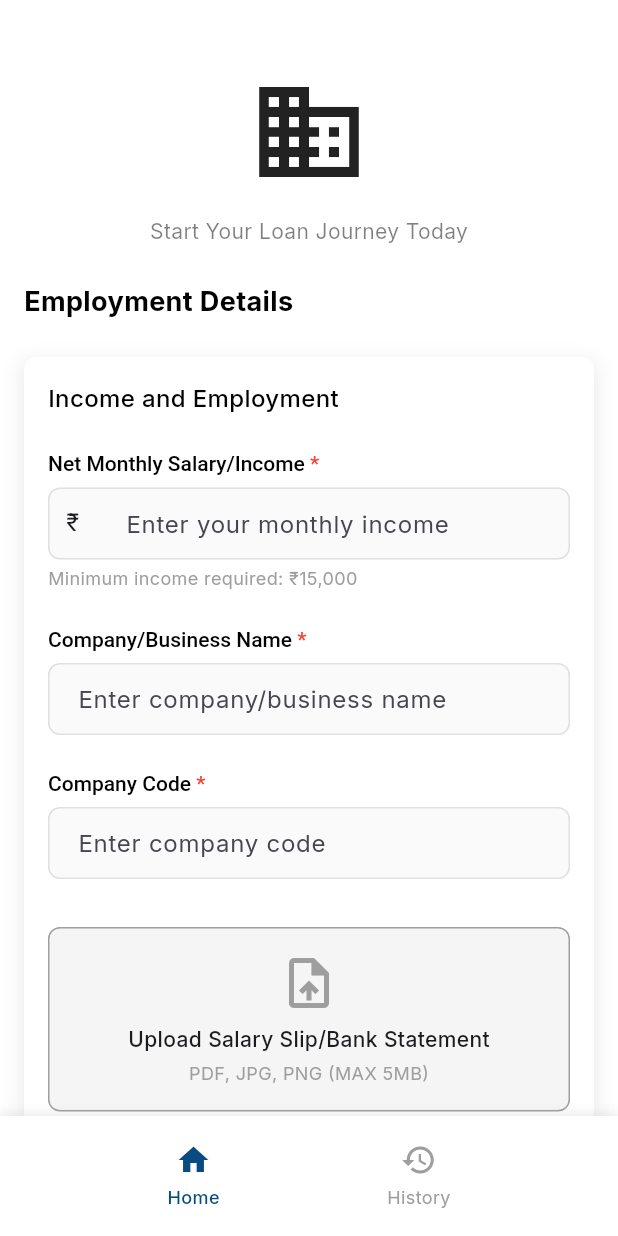
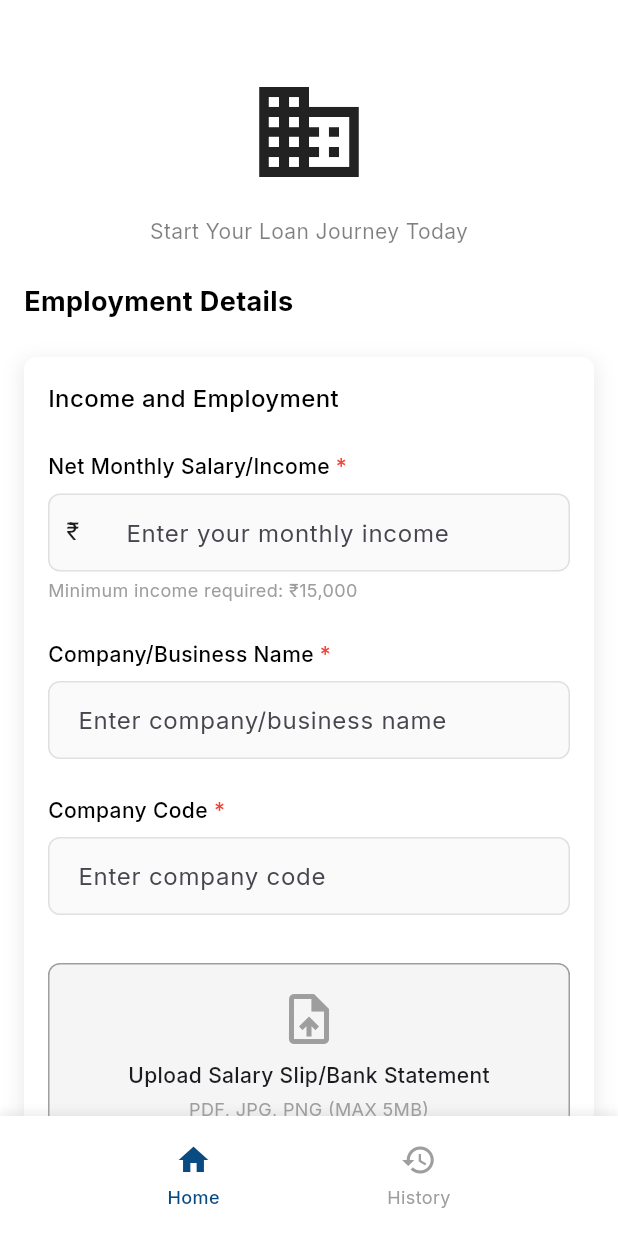
Before and after one commit to CashMate-Service/Cashmate, a Flutter app: the EmploymentScreen screen opened directly, on a phone screen of 412 x 824 dp. Run offline on Flutter 3.47's test engine with Material 3 defaults, Android fonts, the phone set to English and light mode, and no system bars; our stand-ins replace file_picker, font_awesome_flutter, google_fonts, localstorage, shared_preferences; accounts and stored records are empty; network calls fail.

Commit message:
added changes

```diff
--- a/lib/widgets/custom_text_field.dart
+++ b/lib/widgets/custom_text_field.dart
@@ -1,5 +1,5 @@
 import 'package:flutter/material.dart';
-import '../utils/app_colors.dart';
+import 'package:flutter/services.dart';
 
 class CustomTextField extends StatelessWidget {
   final String label;
@@ -12,7 +12,8 @@ class CustomTextField extends StatelessWidget {
   final Widget? prefixIcon;
   final bool readOnly;
   final TextCapitalization textCapitalization;
-  final int? maxLines;
+  final List<TextInputFormatter>? inputFormatters;
+  final void Function(String)? onChanged;
 
   const CustomTextField({
     super.key,
@@ -26,7 +27,8 @@ class CustomTextField extends StatelessWidget {
     this.prefixIcon,
     this.readOnly = false,
     this.textCapitalization = TextCapitalization.none,
-    this.maxLines = 1,
+    this.inputFormatters,
+    this.onChanged,
   });
 
   @override
@@ -34,24 +36,26 @@ class CustomTextField extends StatelessWidget {
     return Column(
       crossAxisAlignment: CrossAxisAlignment.start,
       children: [
-        RichText(
-          text: TextSpan(
-            text: label,
+        Row(
+          children: [
+            Text(
+              label,
               style: const TextStyle(
                 fontSize: 14,
                 fontWeight: FontWeight.w500,
-              color: AppColors.textPrimary,
+                color: Colors.black,
               ),
-            children: [
+            ),
             if (isRequired)
-                const TextSpan(
-                  text: ' *',
+              const Text(
+                ' *',
                 style: TextStyle(
+                  fontSize: 14,
+                  fontWeight: FontWeight.w500,
                   color: Colors.red,
                 ),
               ),
           ],
-          ),
         ),
         const SizedBox(height: 8),
         TextFormField(
@@ -60,7 +64,8 @@ class CustomTextField extends StatelessWidget {
           keyboardType: keyboardType,
           readOnly: readOnly,
           textCapitalization: textCapitalization,
-          maxLines: maxLines,
+          inputFormatters: inputFormatters,
+          onChanged: onChanged,
           decoration: InputDecoration(
             hintText: placeholder,
             suffixIcon: suffixIcon,
@@ -77,7 +82,7 @@ class CustomTextField extends StatelessWidget {
             fillColor: Colors.grey.shade50,
             contentPadding: const EdgeInsets.symmetric(
               horizontal: 16,
-              vertical: 12,
+              vertical: 14,
             ),
           ),
         ),
```
Also changed, not shown: lib/screens/details_screen.dart (+94 -39 lines), lib/screens/login_screen.dart (+81 -18 lines). Lines whose indentation alone changed are shown as unchanged.
